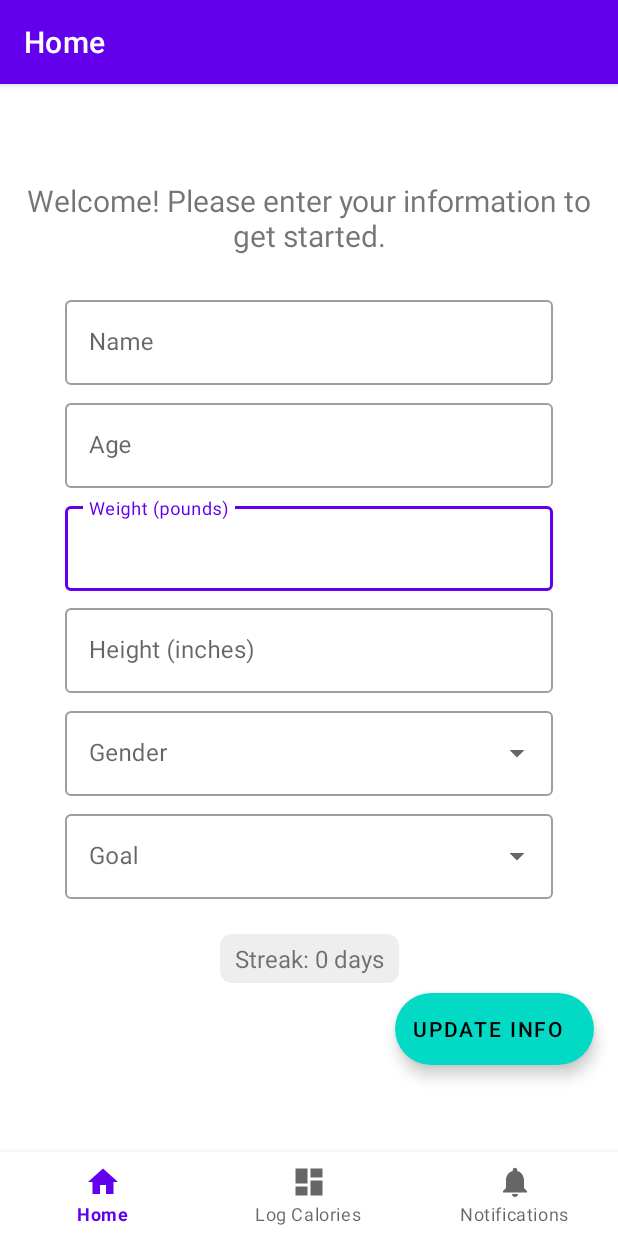
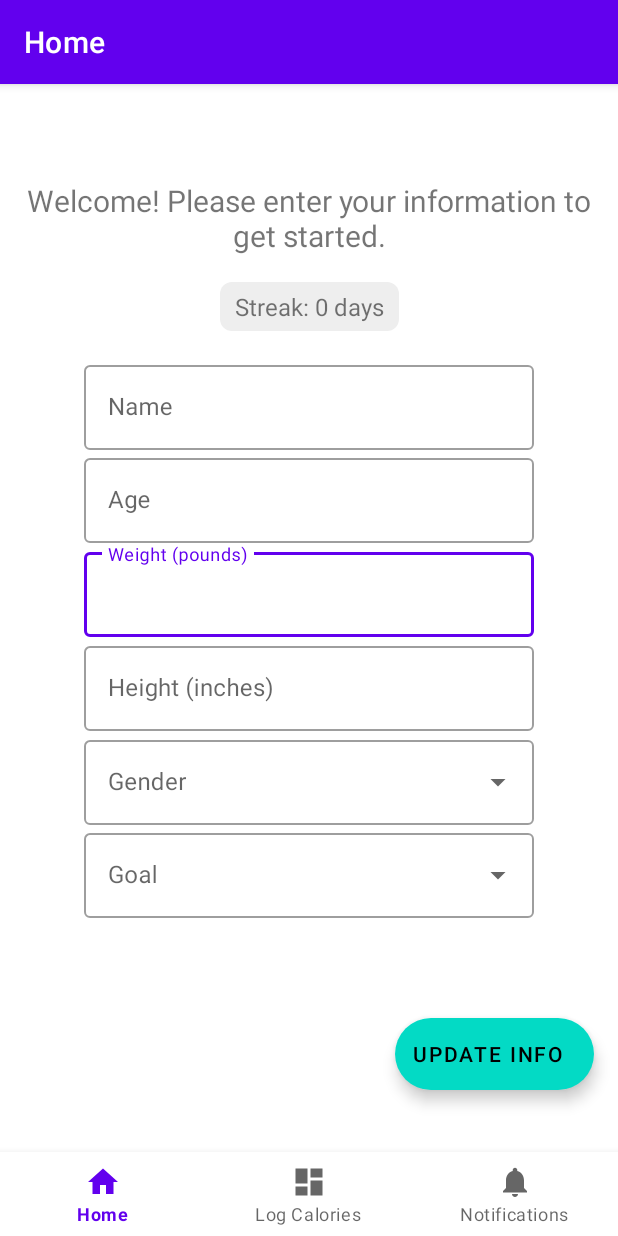
Before and after one commit to cs184-project-group-05/calorie_counter, an Android app: the screen it shows after launch (MainActivity), on a phone screen of 412 x 824 dp. Run offline under Robolectric (Android 15) with nearby library versions, the phone set to English and light mode, and no system bars; our stand-ins replace navigation-ui.

Commit message:
cleaned up home fragment xml a bit to fit more types of screens (tested on Pixel XL emulator)

```diff
--- a/CalorieCounter/app/src/main/res/layout/fragment_home.xml
+++ b/CalorieCounter/app/src/main/res/layout/fragment_home.xml
@@ -9,9 +9,9 @@
 
     <androidx.constraintlayout.widget.ConstraintLayout
         android:id="@+id/constraintLayout2"
-        android:layout_width="325dp"
-        android:layout_height="418dp"
-        app:layout_constraintBottom_toTopOf="@+id/streakText"
+        android:layout_width="300dp"
+        android:layout_height="375dp"
+        app:layout_constraintBottom_toTopOf="@id/extended_fab"
         app:layout_constraintEnd_toEndOf="parent"
         app:layout_constraintStart_toStartOf="parent"
         app:layout_constraintTop_toBottomOf="@+id/text_home">
@@ -136,10 +136,12 @@
         android:paddingBottom="5dp"
         android:text="Streak: 19 days"
         android:textSize="16sp"
-        app:layout_constraintBottom_toBottomOf="parent"
+        android:layout_marginTop="16dp"
+        android:layout_marginBottom="16dp"
+        app:layout_constraintBottom_toTopOf="@id/constraintLayout2"
         app:layout_constraintEnd_toEndOf="parent"
         app:layout_constraintStart_toStartOf="parent"
-        app:layout_constraintTop_toTopOf="parent"
+        app:layout_constraintTop_toBottomOf="@+id/text_home"
         app:layout_constraintVertical_bias="0.752" />
 
     <TextView
@@ -169,7 +171,7 @@
         android:text="Update Info"
         app:layout_constraintBottom_toBottomOf="parent"
         app:layout_constraintEnd_toEndOf="parent"
-        app:layout_constraintTop_toBottomOf="@+id/constraintLayout2"
-        app:layout_constraintVertical_bias="0.29" />
+        app:layout_constraintTop_toTopOf="parent"
+        app:layout_constraintVertical_bias="0.871" />
 
 </androidx.constraintlayout.widget.ConstraintLayout>
```
